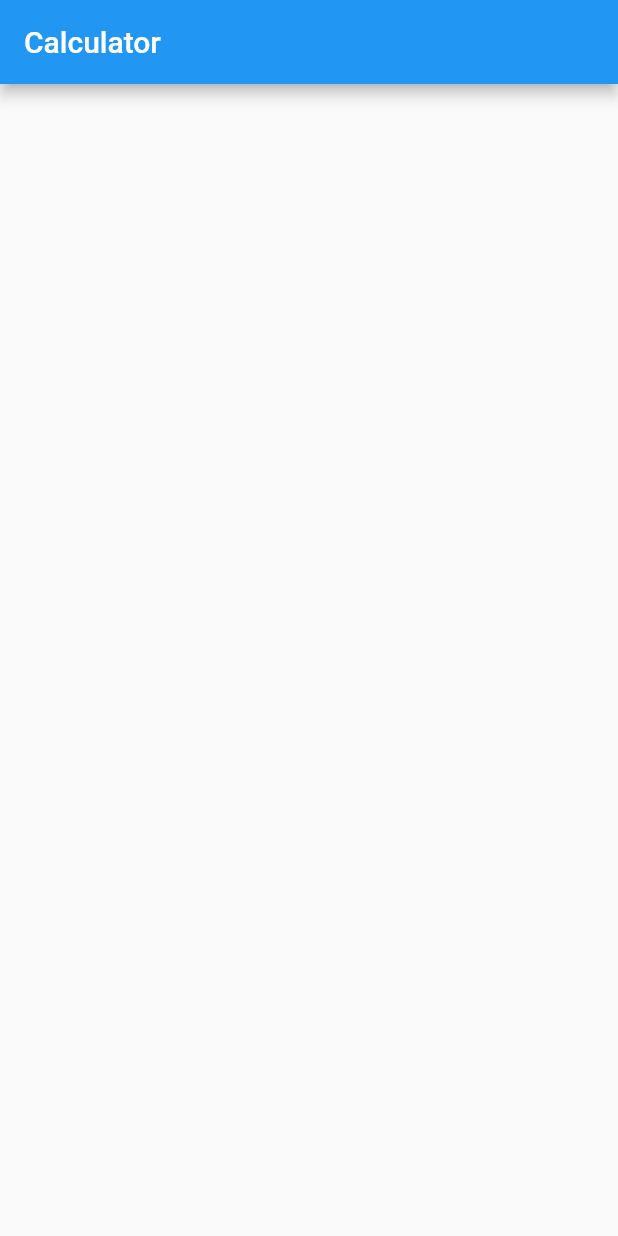
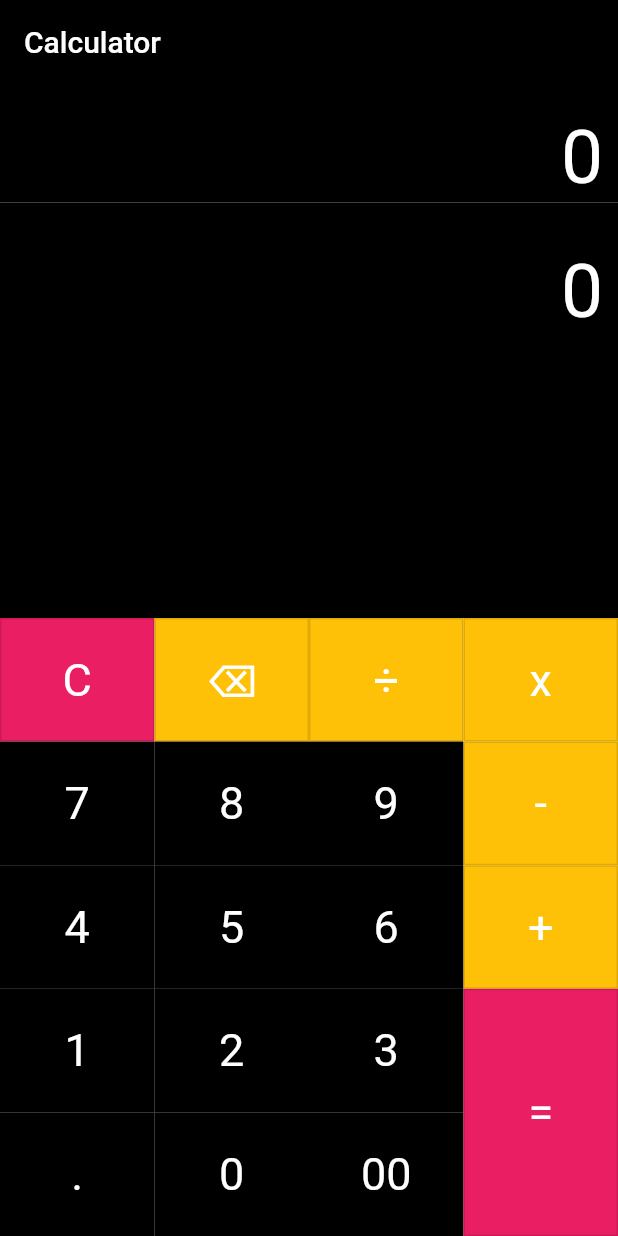
Before and after one commit to shahwaiz638/calculator, a Flutter app: the screen it shows after launch, on a phone screen of 412 x 824 dp. Run offline on Flutter 3.47's test engine with Material 2 defaults, Android fonts, the phone set to English and light mode, and no system bars; our stand-ins replace shared_preferences; missing offline and left inert: dart:ffi.

Commit message:
flutter basic calculator

```diff
--- a/lib/main.dart
+++ b/lib/main.dart
@@ -1,10 +1,12 @@
 import 'dart:ffi';
 
 import 'package:flutter/material.dart';
+import 'package:shared_preferences/shared_preferences.dart';
 
 
 void main() {
   runApp(MaterialApp(
+
       home: CalculatorApp()));
 }
 
@@ -12,6 +14,8 @@ void main() {
 class CalculatorApp extends StatefulWidget {
   @override
   _CalculatorAppState createState() => _CalculatorAppState();
+
+
 }
 
 class _CalculatorAppState extends State<CalculatorApp> {
@@ -22,20 +26,35 @@ class _CalculatorAppState extends State<CalculatorApp> {
   String result = "0";
   String expression = "";
 
-  buttonPressed(String buttonText) {
+
+  @override
+  initState() {
+    shared();
+  }
+
+  buttonPressed(String buttonText) async {
+
+    SharedPreferences sp= await SharedPreferences.getInstance();
+
     setState(() {
+
+
+
       if (buttonText == "C") {
         equation = "0";
         result = "0";
         expression = "";
-      } else if (buttonText == "=") {
+      }
+
+      else if (buttonText == "=") {
         expression = equation;
         expression = expression.replaceAll('x', '*');
 
-
+        sp.setString("eq", equation);
         try {
           Parser p = new Parser();
           result = p.parseExpr(expression).toString();
+          sp.setString("result", result);
         } catch (e, stackTrace) {
           result = "Error";
           print(stackTrace);
@@ -70,7 +89,7 @@ class _CalculatorAppState extends State<CalculatorApp> {
         shape: RoundedRectangleBorder(
             borderRadius: BorderRadius.circular(0.0),
             side: BorderSide(
-                color: Colors.white, width: 1, style: BorderStyle.solid)),
+                color: Colors.black12, width: 1, style: BorderStyle.solid)),
         padding: EdgeInsets.all(16.0),
         onPressed: () => buttonPressed(buttonText),
         child: Text(
@@ -84,34 +103,55 @@ class _CalculatorAppState extends State<CalculatorApp> {
     );
   }
 
+  void shared() async
+  {
+    SharedPreferences sp= await SharedPreferences.getInstance();
+    result=sp.getString("result") ?? "";
+    equation=sp.getString("eq") ?? "";
+
+    //sp.remove("result");
+    sp.remove("eq");
+  }
   @override
   Widget build(BuildContext context) {
+
     return Scaffold(
 
+
       appBar: AppBar(
+        backgroundColor: Colors.black,
         title: Text('Calculator'),
       ),
       body: MediaQuery
           .of(context)
-          .platformBrightness == Brightness.dark
+          .platformBrightness == Brightness.light
           ? Column(children: <Widget>[
         Container(
+          color: Colors.black,
           alignment: Alignment.centerRight,
           padding: EdgeInsets.fromLTRB(10, 20, 10, 0),
           child: Text(
             equation,
-            style: TextStyle(fontSize: 50.0),
+            style: TextStyle(
+              color: Colors.white,
+                fontSize: 50.0),
           ),
         ),
         Container(
+          color: Colors.black,
           alignment: Alignment.centerRight,
           padding: EdgeInsets.fromLTRB(10, 30, 10, 0),
           child: Text(
             result,
-            style: TextStyle(fontSize: 50.0),
+            style: TextStyle(color: Colors.white,fontSize: 50.0),
           ),
         ),
-        Expanded(child: Divider()),
+        Expanded(
+
+            child: Container(
+              color: Colors.black,
+            ),
+        ),
         Row(
           mainAxisAlignment: MainAxisAlignment.center,
           children: <Widget>[
@@ -123,29 +163,29 @@ class _CalculatorAppState extends State<CalculatorApp> {
               child: Table(
                 children: [
                   TableRow(children: [
-                    buildButton("C", 1, Colors.redAccent),
-                    buildButton("⌫", 1, Colors.blueAccent),
-                    buildButton("÷", 1, Colors.blueAccent),
+                    buildButton("C", 1, Colors.pink),
+                    buildButton("⌫", 1, Colors.amber),
+                    buildButton("÷", 1, Colors.amber),
                   ]),
                   TableRow(children: [
-                    buildButton("7", 1, Colors.black54),
-                    buildButton("8", 1, Colors.black54),
-                    buildButton("9", 1, Colors.black54),
+                    buildButton("7", 1, Colors. black),
+                    buildButton("8", 1, Colors. black),
+                    buildButton("9", 1, Colors. black),
                   ]),
                   TableRow(children: [
-                    buildButton("4", 1, Colors.black54),
-                    buildButton("5", 1, Colors.black54),
-                    buildButton("6", 1, Colors.black54),
+                    buildButton("4", 1, Colors.black),
+                    buildButton("5", 1, Colors.black),
+                    buildButton("6", 1, Colors. black),
                   ]),
                   TableRow(children: [
-                    buildButton("1", 1, Colors.black54),
-                    buildButton("2", 1, Colors.black54),
-                    buildButton("3", 1, Colors.black54),
+                    buildButton("1", 1, Colors. black),
+                    buildButton("2", 1, Colors. black),
+                    buildButton("3", 1, Colors. black),
                   ]),
                   TableRow(children: [
-                    buildButton(".", 1, Colors.black54),
-                    buildButton("0", 1, Colors.black54),
-                    buildButton("00", 1, Colors.black54),
+                    buildButton(".", 1, Colors. black),
+                    buildButton("0", 1, Colors. black),
+                    buildButton("00", 1, Colors. black),
                   ]),
                 ],
               ),
@@ -158,16 +198,16 @@ class _CalculatorAppState extends State<CalculatorApp> {
               child: Table(
                 children: [
                   TableRow(children: [
-                    buildButton("x", 1, Colors.blueAccent),
+                    buildButton("x", 1, Colors.amber),
                   ]),
                   TableRow(children: [
-                    buildButton("-", 1, Colors.blueAccent),
+                    buildButton("-", 1, Colors.amber),
                   ]),
                   TableRow(children: [
-                    buildButton("+", 1, Colors.blueAccent),
+                    buildButton("+", 1, Colors.amber),
                   ]),
                   TableRow(children: [
-                    buildButton("=", 2, Colors.redAccent),
+                    buildButton("=", 2, Colors.pink),
                   ]),
                 ],
               ),
--- a/pubspec.yaml
+++ b/pubspec.yaml
@@ -35,6 +35,7 @@ dependencies:
   # Use with the CupertinoIcons class for iOS style icons.
   cupertino_icons: ^1.0.2
   math_expressions: ^2.3.1
+  shared_preferences: ^2.0.15
 
 dev_dependencies:
   flutter_test:
```
Also changed, not shown: pubspec.lock.
